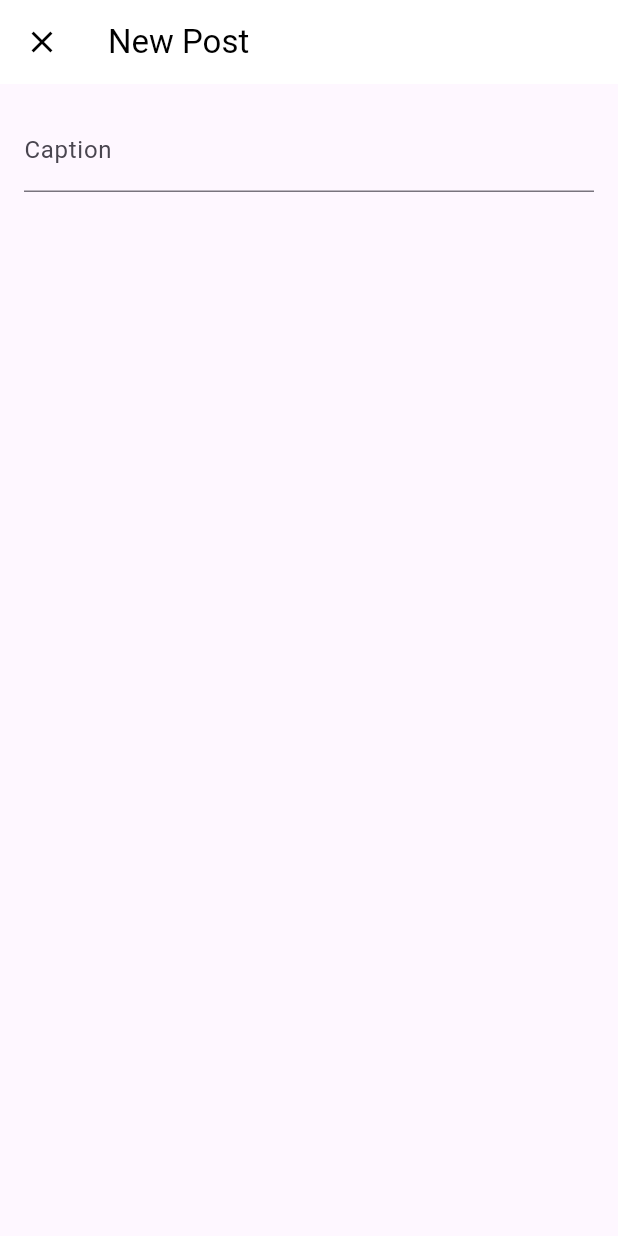
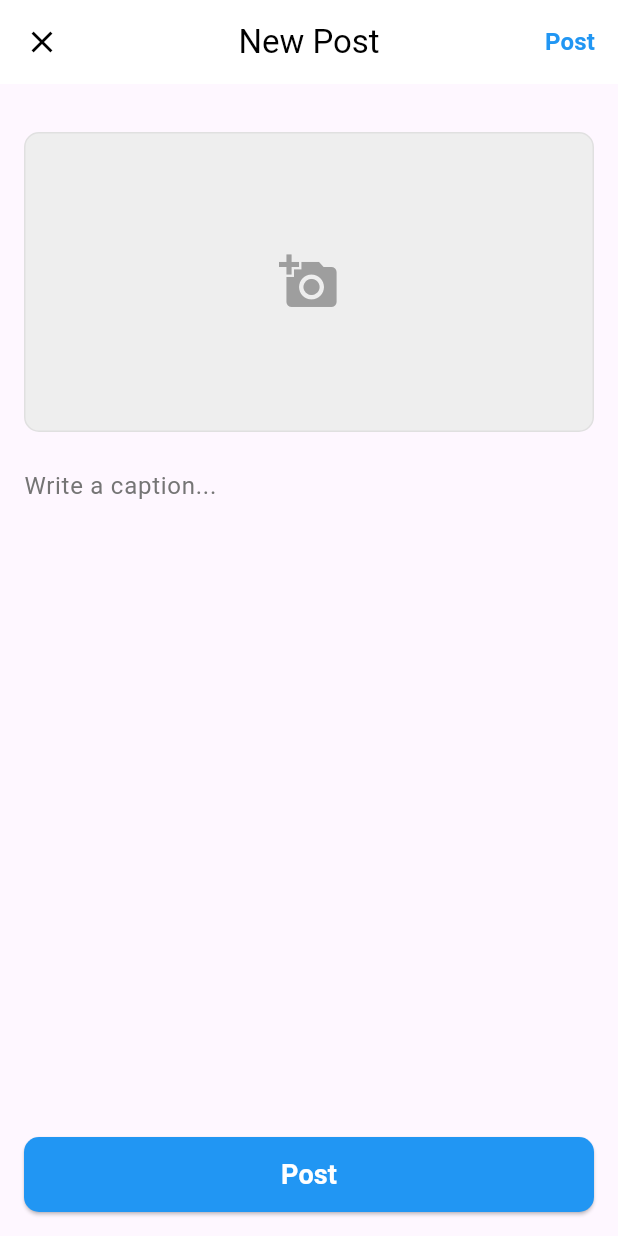
Before and after one commit to SereyvatanaUng/mobile-app-assignment, a Flutter app: the AddPostScreen screen opened directly, on a phone screen of 412 x 824 dp. Run offline on Flutter 3.47's test engine with Material 3 defaults, Android fonts, the phone set to English and light mode, and no system bars; our stand-ins replace image_picker.

Commit message:
Add Post and clear the data

```diff
--- a/lib/main.dart
+++ b/lib/main.dart
@@ -33,8 +33,9 @@ class InstagramApp extends StatelessWidget {
       initialRoute: '/',
       routes: {
         '/': (context) => Consumer<AuthProvider>(
-          builder: (context, auth, _) => auth.isLoggedIn ? AppScreen() : LoginScreen(),
-        ),
+              builder: (context, auth, _) =>
+                  auth.isLoggedIn ? AppScreen() : LoginScreen(),
+            ),
       },
     );
   }
--- a/lib/view/addPostScreen/add_post_screen.dart
+++ b/lib/view/addPostScreen/add_post_screen.dart
@@ -1,4 +1,7 @@
+import 'dart:io';
+
 import 'package:flutter/material.dart';
+import 'package:image_picker/image_picker.dart';
 import 'package:provider/provider.dart';
 import '../app_screen_provider.dart';
 
@@ -11,31 +14,158 @@ class AddPostScreen extends StatefulWidget {
 
 class _AddPostScreenState extends State<AddPostScreen> {
   final TextEditingController _postController = TextEditingController();
+  File? _image;
+  final picker = ImagePicker();
+
+  Future<void> getImageGallary() async {
+    final pickedFile = await picker.pickImage(
+      source: ImageSource.gallery,
+      imageQuality: 80,
+    );
+    setState(() {
+      if (pickedFile != null) {
+        _image = File(pickedFile.path);
+      } else {
+        print("No Image Picked");
+      }
+    });
+  }
+
+  void _submitPost() {
+    if (_postController.text.isEmpty && _image == null) {
+      ScaffoldMessenger.of(context).showSnackBar(
+        SnackBar(
+          content: Text('Please add a caption or a photo before posting.'),
+        ),
+      );
+      return;
+    }
+    // Add your submission logic here
+    print("Post submitted with caption: ${_postController.text}");
+    if (_image != null) {
+      print("Image path: ${_image!.path}");
+    }
+
+    // Clear data after submission
+    setState(() {
+      _postController.clear();
+      _image = null;
+    });
+
+    Provider.of<AppScreenProvider>(context, listen: false).updateIndex(0);
+  }
 
   @override
   Widget build(BuildContext context) {
+    final isDarkMode = Theme.of(context).brightness == Brightness.dark;
     return Scaffold(
       appBar: AppBar(
-        title: Text('New Post'),
+        title: const Text('New Post'),
+        centerTitle: true,
+        elevation: 0,
+        backgroundColor: isDarkMode ? Colors.black : Colors.white,
+        foregroundColor: isDarkMode ? Colors.white : Colors.black,
         leading: IconButton(
-          icon: Icon(Icons.close), // X icon
+          icon: const Icon(Icons.close),
           onPressed: () {
-            // Reset the index to HomeScreen (or any other desired screen)
             Provider.of<AppScreenProvider>(context, listen: false)
-                .updateIndex(0); // Ensure index points to HomeScreen
+                .updateIndex(0);
           },
         ),
+        actions: [
+          TextButton(
+            onPressed: _submitPost,
+            child: Text(
+              'Post',
+              style: TextStyle(
+                color: isDarkMode ? Colors.blue.shade300 : Colors.blue,
+                fontSize: 16,
+                fontWeight: FontWeight.bold,
+              ),
+            ),
+          ),
+        ],
       ),
-      body: Padding(
+      body: SingleChildScrollView(
+        child: Padding(
+          padding: const EdgeInsets.all(16.0),
+          child: Column(
+            crossAxisAlignment: CrossAxisAlignment.start,
+            children: [
+              const SizedBox(height: 16),
+              InkWell(
+                onTap: getImageGallary,
+                child: Container(
+                  height: 200,
+                  width: double.infinity,
+                  decoration: BoxDecoration(
+                    border: Border.all(
+                        color: isDarkMode
+                            ? Colors.grey.shade700
+                            : Colors.grey.shade300),
+                    borderRadius: BorderRadius.circular(10),
+                    color: isDarkMode
+                        ? Colors.grey.shade800
+                        : Colors.grey.shade200,
+                  ),
+                  child: _image != null
+                      ? ClipRRect(
+                          borderRadius: BorderRadius.circular(10),
+                          child: Image.file(
+                            _image!,
+                            fit: BoxFit.cover,
+                          ),
+                        )
+                      : Center(
+                          child: Icon(
+                            Icons.add_a_photo,
+                            size: 40,
+                            color:
+                                isDarkMode ? Colors.grey.shade400 : Colors.grey,
+                          ),
+                        ),
+                ),
+              ),
+              const SizedBox(height: 16),
+              TextField(
+                controller: _postController,
+                decoration: InputDecoration(
+                  hintText: 'Write a caption...',
+                  hintStyle: TextStyle(
+                      color: isDarkMode
+                          ? Colors.grey.shade500
+                          : Colors.grey.shade600),
+                  border: InputBorder.none,
+                ),
+                maxLines: 3,
+                style: TextStyle(
+                  fontSize: 16,
+                  color: isDarkMode ? Colors.white : Colors.black,
+                ),
+              ),
+            ],
+          ),
+        ),
+      ),
+      bottomNavigationBar: Padding(
         padding: const EdgeInsets.all(16.0),
-        child: Column(
-          crossAxisAlignment: CrossAxisAlignment.center,
-          children: [
-            TextField(
-              controller: _postController,
-              decoration: InputDecoration(labelText: 'Caption'),
+        child: ElevatedButton(
+          onPressed: _submitPost,
+          style: ElevatedButton.styleFrom(
+            minimumSize: const Size(double.infinity, 50),
+            shape: RoundedRectangleBorder(
+              borderRadius: BorderRadius.circular(10),
             ),
-          ],
+            backgroundColor: isDarkMode ? Colors.blue.shade300 : Colors.blue,
+          ),
+          child: Text(
+            'Post',
+            style: TextStyle(
+              fontSize: 18,
+              fontWeight: FontWeight.bold,
+              color: isDarkMode ? Colors.black : Colors.white,
+            ),
+          ),
         ),
       ),
     );
--- a/lib/view/homeScreen/home_screen.dart
+++ b/lib/view/homeScreen/home_screen.dart
@@ -12,8 +12,8 @@ class HomeScreen extends StatefulWidget {
 
 class _HomeScreenState extends State<HomeScreen> {
   late ScrollController _scrollController;
-  bool _showHeader = true; // Controls visibility of the HeaderApp
-  final double _headerHeight = 120; // Height of the HeaderApp
+  bool _showHeader = true;
+  double _headerHeight = 100;
 
   @override
   void initState() {
@@ -23,14 +23,11 @@ class _HomeScreenState extends State<HomeScreen> {
   }
 
   void _scrollListener() {
-    // Check scroll direction and update the header visibility
     if (_scrollController.position.userScrollDirection ==
         ScrollDirection.reverse) {
-      // Scrolling down
       if (_showHeader) setState(() => _showHeader = false);
     } else if (_scrollController.position.userScrollDirection ==
         ScrollDirection.forward) {
-      // Scrolling up
       if (!_showHeader) setState(() => _showHeader = true);
     }
   }
--- a/pubspec.yaml
+++ b/pubspec.yaml
@@ -35,6 +35,7 @@ dependencies:
   # Use with the CupertinoIcons class for iOS style icons.
   cupertino_icons: ^1.0.8
   provider: ^6.1.2
+  image_picker: ^1.1.2
 
 dev_dependencies:
   flutter_test:
```
Also changed, not shown: 6 other files.
